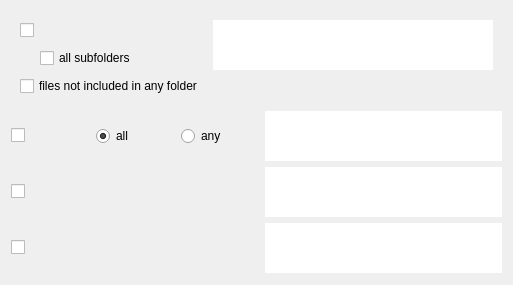
Michal-D4/fileo, file src/widgets/fltr_gen_page.ui: the form before one commit.
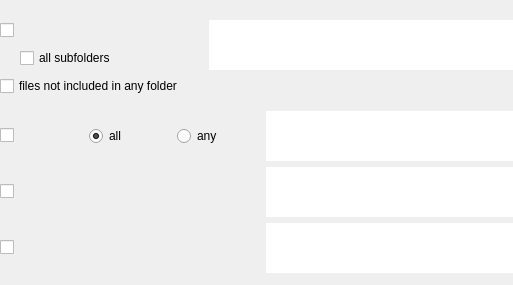
The form after the commit.

Patch:
```diff
--- a/src/widgets/fltr_gen_page.ui
+++ b/src/widgets/fltr_gen_page.ui
@@ -14,9 +14,21 @@
    <string>Form</string>
   </property>
   <layout class="QVBoxLayout" name="verticalLayout">
+   <property name="leftMargin">
+    <number>0</number>
+   </property>
+   <property name="rightMargin">
+    <number>0</number>
+   </property>
    <item>
     <widget class="QFrame" name="topFrameFltr">
      <layout class="QGridLayout" name="gridLayout_2" columnstretch="2,3">
+      <property name="leftMargin">
+       <number>0</number>
+      </property>
+      <property name="rightMargin">
+       <number>0</number>
+      </property>
       <item row="0" column="0">
        <widget class="QCheckBox" name="selected_dir">
         <property name="checked">
```
